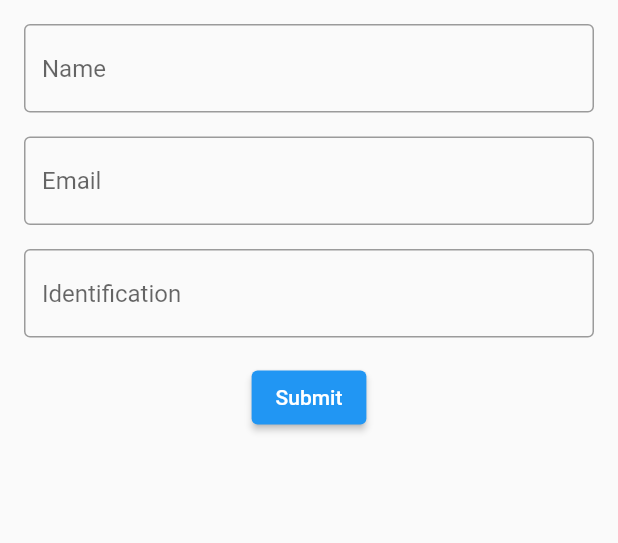
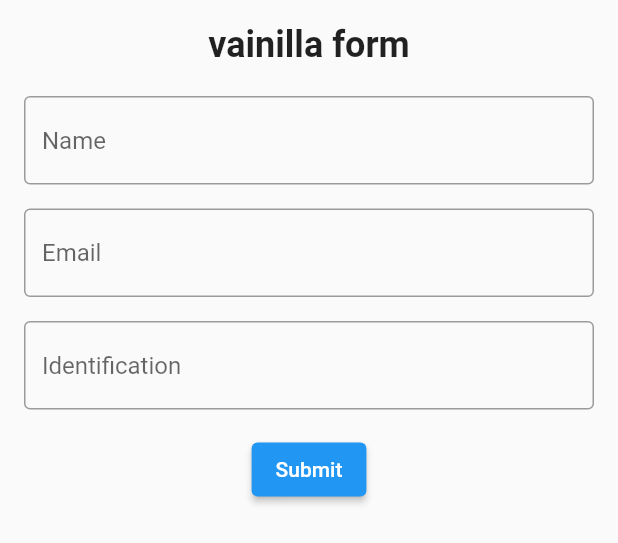
Before and after one commit to ChrisVelasco0312/flutter_experiments, a Flutter app: the VainillaForm widget shown alone on an empty page, opened directly, on a phone screen of 412 x 824 dp. Shown: the top 543 px of the screen. Run offline on Flutter 3.47's test engine with Material 2 defaults, Android fonts, the phone set to English and light mode, and no system bars; our stand-ins replace flutter_form_builder, form_builder_validators; statements that could not run were skipped.

```diff
--- a/form_app/lib/vainilla_form.dart
+++ b/form_app/lib/vainilla_form.dart
@@ -83,6 +83,16 @@ class _VainillaFormState extends State<VainillaForm> {
         key: _formKey,
         child: Column(
           children: [
+            const Text(
+              'vainilla form',
+              style: TextStyle(
+                fontSize: 24,
+                fontWeight: FontWeight.bold,
+              ),
+            ),
+            const SizedBox(
+              height: 20,
+            ),
             TextFormField(
               decoration: const InputDecoration(
                 labelText: 'Name',
--- a/form_app/pubspec.yaml
+++ b/form_app/pubspec.yaml
@@ -35,6 +35,9 @@ dependencies:
   # The following adds the Cupertino Icons font to your application.
   # Use with the CupertinoIcons class for iOS style icons.
   cupertino_icons: ^1.0.2
+
+  flutter_form_builder: ^9.1.0
+  form_builder_validators: ^9.0.0
 
 dev_dependencies:
   flutter_test:
```
Also changed, not shown: form_app/lib/builder_form.dart (added, +69 -0 lines), form_app/lib/main.dart (+8 -3 lines), form_app/pubspec.lock.
